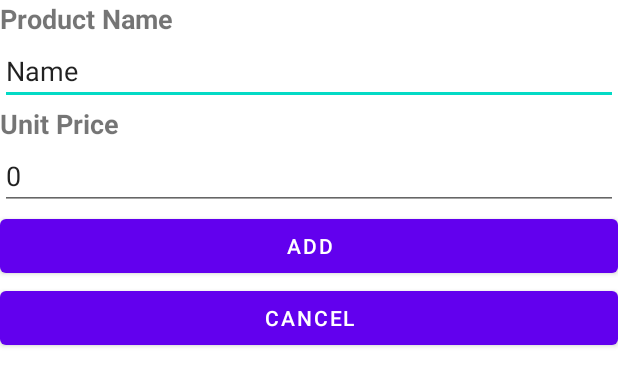
After one commit to slovakiaman/Cashier, an Android app: the layout register_activity_layout.xml on its own in the app's theme, with its tools: preview values and no code run, on a phone screen of 412 x 824 dp. The commit adds this screen. Shown: the top 386 px of the screen. Run offline under Robolectric (Android 15) with nearby library versions, the phone set to English and light mode, and no system bars.

Commit message:
added insert product(if is scanned unknown code)

```diff
--- a/app/src/main/AndroidManifest.xml
+++ b/app/src/main/AndroidManifest.xml
@@ -27,6 +27,9 @@
             android:windowSoftInputMode="stateAlwaysHidden">
             android:screenOrientation="portrait"
         </activity>
+        <activity android:name=".RegisterActivity"
+            android:theme="@style/Theme.Cashier.CustomTheme"
+            ></activity>
     </application>
 
 </manifest>
--- a/app/src/main/java/com/example/cashier/DatabaseHelper.java
+++ b/app/src/main/java/com/example/cashier/DatabaseHelper.java
@@ -53,7 +53,7 @@ public class DatabaseHelper extends SQLiteOpenHelper {
 
     public ProductModel getProductByCode(String code){
         ProductModel product = null;
-        String query = "SELECT * FROM " + PRODUCT_TABLE + " WHERE " + PRODUCT_CODE + " LIKE " + code;
+        String query = "SELECT * FROM " + PRODUCT_TABLE + " WHERE " + PRODUCT_CODE + " == "  + '"' + code + '"';
         SQLiteDatabase db = this.getReadableDatabase();
         Cursor cursor = db.rawQuery(query,null);
 
--- /dev/null
+++ b/app/src/main/res/layout/register_activity_layout.xml
@@ -0,0 +1,53 @@
+<?xml version="1.0" encoding="utf-8"?>
+<LinearLayout xmlns:android="http://schemas.android.com/apk/res/android"
+    xmlns:tools="http://schemas.android.com/tools"
+    android:layout_width="match_parent"
+    android:layout_height="match_parent"
+    android:orientation="vertical">
+
+    <TextView
+        android:id="@+id/textView"
+        android:layout_width="match_parent"
+        android:layout_height="wrap_content"
+        android:text="Product Name"
+        android:textSize="18sp"
+        android:textStyle="bold" />
+
+    <EditText
+        android:id="@+id/textProductName"
+        android:layout_width="match_parent"
+        android:layout_height="wrap_content"
+        android:ems="10"
+        android:inputType="textPersonName"
+        tools:text="Name" />
+
+    <TextView
+        android:id="@+id/textView2"
+        android:layout_width="match_parent"
+        android:layout_height="wrap_content"
+        android:text="Unit Price"
+        android:textSize="18sp"
+        android:textStyle="bold" />
+
+    <EditText
+        android:id="@+id/textProductPrice"
+        android:layout_width="match_parent"
+        android:layout_height="wrap_content"
+        android:ems="10"
+        android:inputType="numberDecimal"
+        tools:text="0" />
+
+    <Button
+        android:id="@+id/buttonAdd"
+        android:layout_width="match_parent"
+        android:layout_height="wrap_content"
+        android:onClick="buttonAdd"
+        android:text="Add" />
+
+    <Button
+        android:id="@+id/buttonCancel"
+        android:layout_width="match_parent"
+        android:layout_height="wrap_content"
+        android:onClick="buttonCancel"
+        android:text="Cancel" />
+</LinearLayout>
--- a/app/src/main/res/values-night/themes.xml
+++ b/app/src/main/res/values-night/themes.xml
@@ -13,4 +13,8 @@
         <item name="android:statusBarColor" tools:targetApi="l">?attr/colorPrimaryVariant</item>
         <!-- Customize your theme here. -->
     </style>
+    <style name="Theme.Cashier.CustomTheme">
+        <item name="android:windowIsTranslucent">true</item>
+        <item name="android:windowCloseOnTouchOutside">true</item>
+    </style>
 </resources>
--- a/app/src/main/res/values/themes.xml
+++ b/app/src/main/res/values/themes.xml
@@ -13,4 +13,8 @@
         <item name="android:statusBarColor" tools:targetApi="l">?attr/colorPrimaryVariant</item>
         <!-- Customize your theme here. -->
     </style>
+    <style name="Theme.Cashier.CustomTheme">
+        <item name="android:windowIsTranslucent">true</item>
+        <item name="android:windowCloseOnTouchOutside">true</item>
+    </style>
 </resources>
```
Also changed, not shown: app/src/main/java/com/example/cashier/MainActivity.java (+21 -6 lines), app/src/main/java/com/example/cashier/RegisterActivity.java (added, +59 -0 lines).
